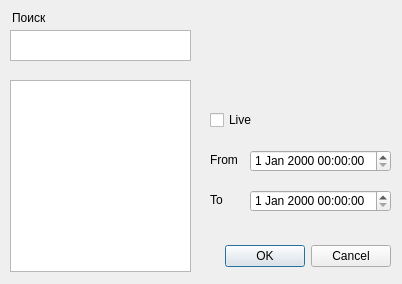
Old version of the form qt_designer/graph_selection_dialog.ui in the repository liltymoor/cryptoAnalyzer.
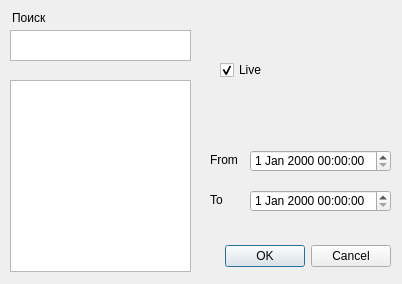
New version of the form. Custom widgets are drawn as their Qt base class.

Diff of the .ui file:
```diff
--- a/qt_designer/graph_selection_dialog.ui
+++ b/qt_designer/graph_selection_dialog.ui
@@ -88,8 +88,8 @@
   <widget class="QCheckBox" name="isLive">
    <property name="geometry">
     <rect>
-     <x>210</x>
-     <y>110</y>
+     <x>220</x>
+     <y>60</y>
      <width>81</width>
      <height>20</height>
     </rect>
@@ -97,6 +97,9 @@
    <property name="text">
     <string>Live</string>
    </property>
+   <property name="checked">
+    <bool>true</bool>
+   </property>
   </widget>
   <widget class="QTextEdit" name="textEdit">
    <property name="geometry">
@@ -122,6 +125,13 @@
    </property>
   </widget>
  </widget>
+ <customwidgets>
+  <customwidget>
+   <class>SelectionListView</class>
+   <extends>QListView</extends>
+   <header>qt_selection_dialog</header>
+  </customwidget>
+ </customwidgets>
  <resources/>
  <connections>
   <connection>
```
Left out of the diff: 20 changed lines with no effect on the pictures.
